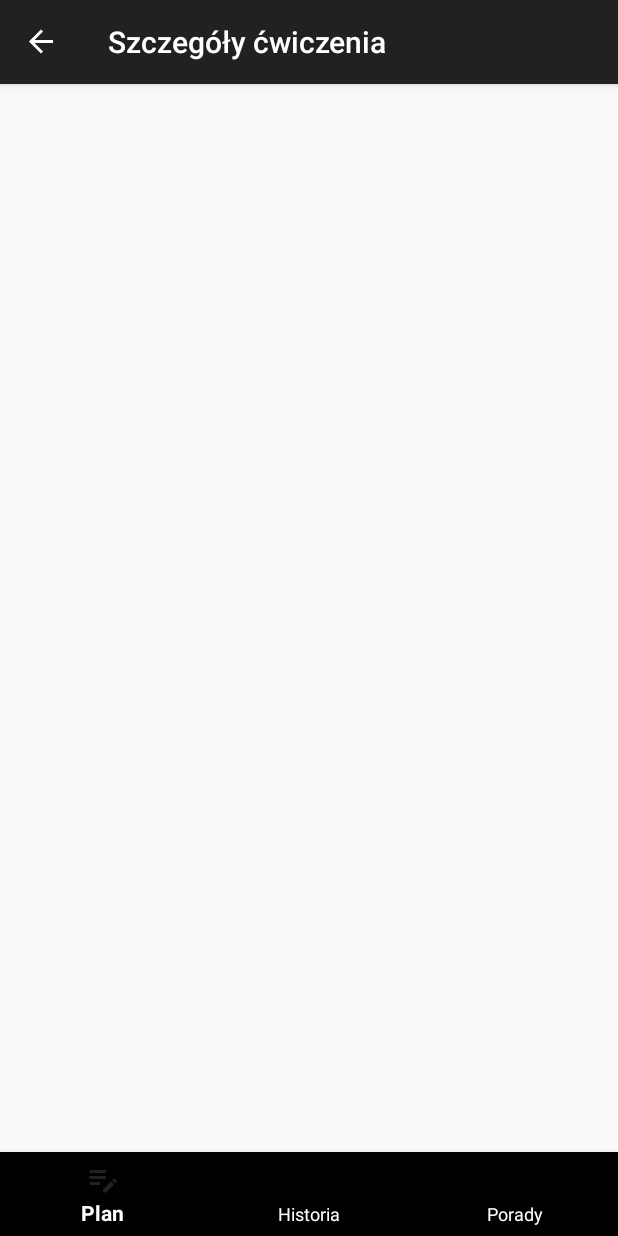
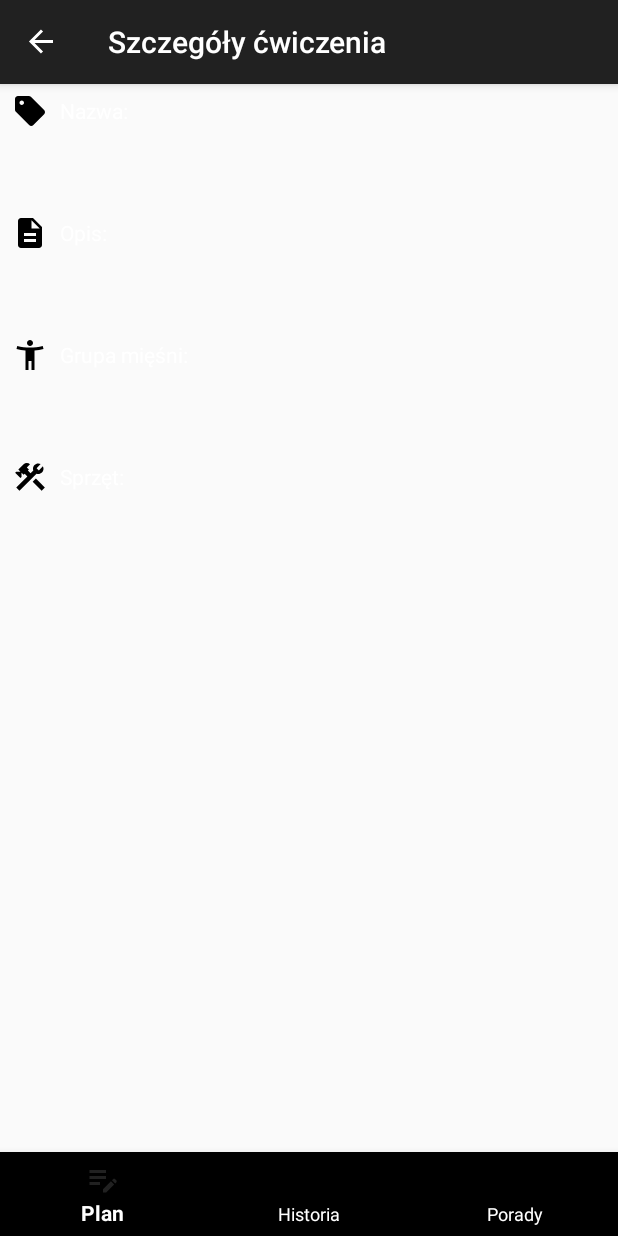
Before and after one commit to SussanoPL/PushPull2, an Android app: the ExerciseDetailsFragment screen opened through its navigation route, on a phone screen of 412 x 824 dp. Run offline under Robolectric (Android 15) with nearby library versions, the phone set to English and light mode, and no system bars; our stand-ins replace Firebase (no records; nobody signed in at launch, a user with empty details on screens opened directly), data binding, navigation-ui.

Commit message:
UI upgrades

```diff
--- a/app/src/main/java/com/example/pushpull/HomeFragment.kt
+++ b/app/src/main/java/com/example/pushpull/HomeFragment.kt
@@ -74,6 +74,12 @@ class HomeFragment : Fragment() {
             ).also {
                 it.bottomMargin = (12 * resources.displayMetrics.density).toInt() // Ustawianie marginesu dolnego
             }
+            background = ContextCompat.getDrawable(context, R.drawable.rounded_container_background) // Ustawianie tła z zaokrąglonymi rogami
+            // Ustaw padding dla kontenera, aby tekst nie dotykał bezpośrednio jego krawędzi
+            setPadding((16 * resources.displayMetrics.density).toInt(),
+                (16 * resources.displayMetrics.density).toInt(),
+                (16 * resources.displayMetrics.density).toInt(),
+                (16 * resources.displayMetrics.density).toInt())
         }
 
         // Tworzenie TextView dla dnia
@@ -114,6 +120,14 @@ class HomeFragment : Fragment() {
         dayContainer.addView(circleDay)
         dayContainer.addView(workoutView)
 
+        // Dodaj OnClickListener do kontenera
+        dayContainer.setOnClickListener {
+            // Tu możesz przekazać argumenty do TrainingFragment, jeśli są potrzebne
+            // na przykład nazwę treningu lub jakiś identyfikator
+            val action = HomeFragmentDirections.actionHomeFragmentToTrainingFragment(workout)
+            navController.navigate(action)
+        }
+
         // Dodawanie kontenera do głównego kontenera LinearLayout w ScrollView
         binding.scheduleContainer.addView(dayContainer)
     }
--- /dev/null
+++ b/app/src/main/java/com/example/pushpull/TrainingFragment.kt
@@ -0,0 +1,36 @@
+package com.example.pushpull
+
+import android.os.Bundle
+import androidx.fragment.app.Fragment
+import android.view.LayoutInflater
+import android.view.View
+import android.view.ViewGroup
+import androidx.fragment.app.viewModels
+import com.example.pushpull.databinding.FragmentTrainingBinding
+import com.example.pushpull.viewmodels.TrainingViewModel
+
+
+class TrainingFragment : Fragment() {
+    private lateinit var binding: FragmentTrainingBinding
+    private val viewModel: TrainingViewModel by viewModels()
+    override fun onCreateView(
+        inflater: LayoutInflater, container: ViewGroup?,
+        savedInstanceState: Bundle?
+    ): View? {
+        binding = FragmentTrainingBinding.inflate(inflater, container, false).apply {
+            lifecycleOwner = viewLifecycleOwner
+            viewModel = this@TrainingFragment.viewModel
+        }
+        // Odbieranie nazwy treningu przekazanej jako argument
+        val workoutName = arguments?.getString("workout")
+
+        // Ustawienie tekstu TextView bezpośrednio
+        workoutName?.let {
+            binding.trainingName.text = it
+        }
+
+        return binding.root
+    }
+
+
+}
--- /dev/null
+++ b/app/src/main/java/com/example/pushpull/viewmodels/TrainingViewModel.kt
@@ -0,0 +1,15 @@
+package com.example.pushpull.viewmodels
+
+import androidx.lifecycle.LiveData
+import androidx.lifecycle.MutableLiveData
+import androidx.lifecycle.ViewModel
+
+class TrainingViewModel: ViewModel() {
+    val workout: LiveData<String> = MutableLiveData<String>()
+    // Metoda do ustawienia nazwy treningu
+    fun setWorkoutName(workoutName: String) {
+        (workout as MutableLiveData).value = workoutName
+    }
+
+
+}
--- a/app/src/main/res/drawable/circle_shape.xml
+++ b/app/src/main/res/drawable/circle_shape.xml
@@ -2,4 +2,7 @@
 <shape xmlns:android="http://schemas.android.com/apk/res/android">
     <solid android:color="?attr/circleColor"/> <!-- Użycie atrybutu zamiast bezpośredniego koloru -->
     <corners android:radius="50dp"/> <!-- Okrągłe rogi tworzące koło -->
+    <size
+        android:width="40dp"
+        android:height="40dp"/> <!-- Stała wielkość kształtu -->
 </shape>
--- /dev/null
+++ b/app/src/main/res/drawable/ic_description.xml
@@ -0,0 +1,5 @@
+<vector android:height="24dp" android:tint="#000000"
+    android:viewportHeight="24" android:viewportWidth="24"
+    android:width="24dp" xmlns:android="http://schemas.android.com/apk/res/android">
+    <path android:fillColor="@android:color/white" android:pathData="M14,2L6,2c-1.1,0 -1.99,0.9 -1.99,2L4,20c0,1.1 0.89,2 1.99,2L18,22c1.1,0 2,-0.9 2,-2L20,8l-6,-6zM16,18L8,18v-2h8v2zM16,14L8,14v-2h8v2zM13,9L13,3.5L18.5,9L13,9z"/>
+</vector>
--- /dev/null
+++ b/app/src/main/res/drawable/ic_equipmnet.xml
@@ -0,0 +1,6 @@
+<vector android:height="24dp" android:tint="#000000"
+    android:viewportHeight="24" android:viewportWidth="24"
+    android:width="24dp" xmlns:android="http://schemas.android.com/apk/res/android">
+    <path android:fillColor="@android:color/white" android:pathData="M13.7827,15.1719l2.1213,-2.1213l5.9962,5.9962l-2.1213,2.1213z"/>
+    <path android:fillColor="@android:color/white" android:pathData="M17.5,10c1.93,0 3.5,-1.57 3.5,-3.5c0,-0.58 -0.16,-1.12 -0.41,-1.6l-2.7,2.7L16.4,6.11l2.7,-2.7C18.62,3.16 18.08,3 17.5,3C15.57,3 14,4.57 14,6.5c0,0.41 0.08,0.8 0.21,1.16l-1.85,1.85l-1.78,-1.78l0.71,-0.71L9.88,5.61L12,3.49c-1.17,-1.17 -3.07,-1.17 -4.24,0L4.22,7.03l1.41,1.41H2.81L2.1,9.15l3.54,3.54l0.71,-0.71V9.15l1.41,1.41l0.71,-0.71l1.78,1.78l-7.41,7.41l2.12,2.12L16.34,9.79C16.7,9.92 17.09,10 17.5,10z"/>
+</vector>
--- /dev/null
+++ b/app/src/main/res/drawable/ic_muscles.xml
@@ -0,0 +1,5 @@
+<vector android:height="24dp" android:tint="#000000"
+    android:viewportHeight="24" android:viewportWidth="24"
+    android:width="24dp" xmlns:android="http://schemas.android.com/apk/res/android">
+    <path android:fillColor="@android:color/white" android:pathData="M20.5,6c-2.61,0.7 -5.67,1 -8.5,1s-5.89,-0.3 -8.5,-1L3,8c1.86,0.5 4,0.83 6,1v13h2v-6h2v6h2V9c2,-0.17 4.14,-0.5 6,-1l-0.5,-2zM12,6c1.1,0 2,-0.9 2,-2s-0.9,-2 -2,-2 -2,0.9 -2,2 0.9,2 2,2z"/>
+</vector>
--- /dev/null
+++ b/app/src/main/res/drawable/ic_name.xml
@@ -0,0 +1,5 @@
+<vector android:height="24dp" android:tint="#000000"
+    android:viewportHeight="24" android:viewportWidth="24"
+    android:width="24dp" xmlns:android="http://schemas.android.com/apk/res/android">
+    <path android:fillColor="@android:color/white" android:pathData="M21.41,11.41l-8.83,-8.83C12.21,2.21 11.7,2 11.17,2H4C2.9,2 2,2.9 2,4v7.17c0,0.53 0.21,1.04 0.59,1.41l8.83,8.83c0.78,0.78 2.05,0.78 2.83,0l7.17,-7.17C22.2,13.46 22.2,12.2 21.41,11.41zM6.5,8C5.67,8 5,7.33 5,6.5S5.67,5 6.5,5S8,5.67 8,6.5S7.33,8 6.5,8z"/>
+</vector>
--- /dev/null
+++ b/app/src/main/res/drawable/rounded_container_background.xml
@@ -0,0 +1,6 @@
+<?xml version="1.0" encoding="utf-8"?>
+<shape xmlns:android="http://schemas.android.com/apk/res/android"
+    android:shape="rectangle">
+    <corners android:radius="16dp" /> <!-- Zaokrąglenie rogów -->
+    <solid android:color="#403636"/> <!-- Jasnoszary kolor tła -->
+</shape>
--- a/app/src/main/res/layout/fragment_exercise_details.xml
+++ b/app/src/main/res/layout/fragment_exercise_details.xml
@@ -14,55 +14,151 @@
         android:layout_height="match_parent"
         tools:context=".ExerciseDetailsFragment">
 
+
+
+        <!-- ImageView dla ikony związanej z nazwą -->
+        <ImageView
+            android:id="@+id/exerciseIconView"
+            android:layout_width="24dp"
+            android:layout_height="24dp"
+            android:layout_marginLeft="8dp"
+
+            app:srcCompat="@drawable/ic_name"
+            app:layout_constraintTop_toTopOf="@id/labelExerciseName"
+            app:layout_constraintBottom_toBottomOf="@id/labelExerciseName"
+            app:layout_constraintStart_toStartOf="parent"
+            app:layout_constraintEnd_toStartOf="@id/labelExerciseName"/>
+        <!-- TextView dla "Nazwa:" -->
+        <TextView
+            android:id="@+id/labelExerciseName"
+            android:layout_width="wrap_content"
+            android:layout_height="wrap_content"
+            android:text="Nazwa:"
+            android:textSize="14sp"
+            android:padding="8dp"
+            app:layout_constraintStart_toEndOf="@id/exerciseIconView"
+            app:layout_constraintTop_toTopOf="parent" />
+
+        <!-- TextView z nazwą ćwiczenia -->
         <TextView
             android:id="@+id/exerciseNameTextView"
-            android:layout_width="match_parent"
+            android:layout_width="0dp"
             android:layout_height="wrap_content"
             android:text="@{viewModel.exerciseName}"
-            android:layout_marginTop="16dp"
             android:padding="8dp"
             android:textColor="#000"
             android:textSize="16sp"
-            app:layout_constraintTop_toTopOf="parent"
-            app:layout_constraintEnd_toEndOf="parent"
+            app:layout_constraintStart_toStartOf="parent"
+            app:layout_constraintTop_toBottomOf="@id/labelExerciseName"
+            app:layout_constraintEnd_toEndOf="parent" />
+
+
+        <!-- ImageView dla ikony związanej z opisem -->
+        <ImageView
+            android:id="@+id/descriptionIconView"
+            android:layout_width="24dp"
+            android:layout_height="24dp"
+            android:layout_marginLeft="8dp"
+
+            app:srcCompat="@drawable/ic_description"
+            app:layout_constraintTop_toTopOf="@id/descriptionExerciseLabel"
+            app:layout_constraintBottom_toBottomOf="@id/descriptionExerciseLabel"
             app:layout_constraintStart_toStartOf="parent" />
+        <!-- TextView dla "Opisu:" -->
+        <TextView
+            android:id="@+id/descriptionExerciseLabel"
+            android:layout_width="wrap_content"
+            android:layout_height="wrap_content"
+            android:text="Opis:"
+            android:textSize="14sp"
+            android:padding="8dp"
+            android:layout_marginTop="8dp"
+            app:layout_constraintStart_toEndOf="@id/descriptionIconView"
+            app:layout_constraintTop_toBottomOf="@id/exerciseNameTextView"
+            app:layout_constraintBottom_toTopOf="@id/exerciseDescriptionTextView" />
 
+
+        <!-- TextView z opisem ćwiczenia -->
         <TextView
             android:id="@+id/exerciseDescriptionTextView"
             android:layout_width="match_parent"
             android:layout_height="wrap_content"
             android:text="@{viewModel.description}"
-            android:layout_marginTop="16dp"
-            android:padding="8dp"
             android:textColor="#000"
             android:textSize="16sp"
-            app:layout_constraintTop_toBottomOf="@id/exerciseNameTextView"
-            app:layout_constraintEnd_toEndOf="parent"
+            android:padding="8dp"
+            app:layout_constraintTop_toBottomOf="@id/descriptionExerciseLabel"
+            app:layout_constraintStart_toStartOf="parent"
+            app:layout_constraintEnd_toEndOf="parent" />
+
+
+        <!-- ImageView dla ikony związanej z miesniami -->
+        <ImageView
+            android:id="@+id/muscleGroupIconView"
+            android:layout_width="24dp"
+            android:layout_height="24dp"
+            android:layout_marginLeft="8dp"
+            app:srcCompat="@drawable/ic_muscles"
+            app:layout_constraintTop_toTopOf="@id/muscleGroupLabel"
+            app:layout_constraintBottom_toBottomOf="@id/muscleGroupLabel"
             app:layout_constraintStart_toStartOf="parent" />
+        <!-- TextView dla "Mięśni:" -->
+        <TextView
+            android:id="@+id/muscleGroupLabel"
+            android:layout_width="wrap_content"
+            android:layout_height="wrap_content"
+            android:text="Grupa mięśni:"
+            android:textSize="14sp"
+            android:layout_marginTop="8dp"
+            android:padding="8dp"
+            app:layout_constraintStart_toEndOf="@id/muscleGroupIconView"
+            app:layout_constraintTop_toBottomOf="@id/exerciseDescriptionTextView"
+            app:layout_constraintBottom_toTopOf="@id/exerciseMuscleGroupTextView" />
 
         <TextView
             android:id="@+id/exerciseMuscleGroupTextView"
             android:layout_width="match_parent"
             android:layout_height="wrap_content"
             android:text="@{viewModel.muscleGroup}"
-            android:layout_marginTop="16dp"
             android:padding="8dp"
             android:textColor="#000"
             android:textSize="16sp"
-            app:layout_constraintTop_toBottomOf="@id/exerciseDescriptionTextView"
+            app:layout_constraintTop_toBottomOf="@id/muscleGroupLabel"
             app:layout_constraintEnd_toEndOf="parent"
             app:layout_constraintStart_toStartOf="parent" />
+
+        <!-- ImageView dla ikony związanej ze sprzętem -->
+        <ImageView
+            android:id="@+id/equipmnetIconView"
+            android:layout_width="24dp"
+            android:layout_height="24dp"
+            android:layout_marginLeft="8dp"
+            app:srcCompat="@drawable/ic_equipmnet"
+            app:layout_constraintTop_toTopOf="@id/equipmentLabel"
+            app:layout_constraintBottom_toBottomOf="@id/equipmentLabel"
+            app:layout_constraintStart_toStartOf="parent" />
+        <!-- TextView dla "Mięśni:" -->
+        <TextView
+            android:id="@+id/equipmentLabel"
+            android:layout_width="wrap_content"
+            android:layout_height="wrap_content"
+            android:text="Sprzęt:"
+            android:textSize="14sp"
+            android:layout_marginTop="8dp"
+            android:padding="8dp"
+            app:layout_constraintStart_toEndOf="@id/equipmnetIconView"
+            app:layout_constraintTop_toBottomOf="@id/exerciseMuscleGroupTextView"
+            app:layout_constraintBottom_toTopOf="@id/exerciseEquipmentTextView" />
 
         <TextView
             android:id="@+id/exerciseEquipmentTextView"
             android:layout_width="match_parent"
             android:layout_height="wrap_content"
             android:text="@{viewModel.equipment}"
-            android:layout_marginTop="16dp"
             android:padding="8dp"
             android:textColor="#000"
             android:textSize="16sp"
-            app:layout_constraintTop_toBottomOf="@id/exerciseMuscleGroupTextView"
+            app:layout_constraintTop_toBottomOf="@id/equipmentLabel"
             app:layout_constraintEnd_toEndOf="parent"
             app:layout_constraintStart_toStartOf="parent" />
     </androidx.constraintlayout.widget.ConstraintLayout>
--- /dev/null
+++ b/app/src/main/res/layout/fragment_training.xml
@@ -0,0 +1,23 @@
+<?xml version="1.0" encoding="utf-8"?>
+
+<layout xmlns:tools="http://schemas.android.com/tools"
+    xmlns:android="http://schemas.android.com/apk/res/android">
+    <data>
+        <variable
+            name="viewModel"
+            type="com.example.pushpull.viewmodels.TrainingViewModel" />
+    </data>
+    <FrameLayout
+        android:layout_width="match_parent"
+        android:layout_height="match_parent"
+        tools:context=".TrainingFragment">
+
+        <!-- TODO: Update blank fragment layout -->
+        <TextView
+            android:id="@+id/trainingName"
+            android:layout_width="match_parent"
+            android:layout_height="match_parent"
+            android:text="" />
+
+    </FrameLayout>
+</layout>
--- a/app/src/main/res/navigation/nav_graph.xml
+++ b/app/src/main/res/navigation/nav_graph.xml
@@ -13,6 +13,13 @@
         <action
             android:id="@+id/action_homeFragment_to_searchFragment"
             app:destination="@id/searchFragment" />
+        <action
+            android:id="@+id/action_homeFragment_to_trainingFragment"
+            app:destination="@id/trainingFragment">
+            <argument
+                android:name="workout"
+                app:argType="string" />
+        </action>
     </fragment>
     <fragment
         android:id="@+id/historyFragment"
@@ -76,4 +83,9 @@
         android:name="com.example.pushpull.ExerciseDetailsFragment"
         android:label="Szczegóły ćwiczenia"
         tools:layout="@layout/fragment_exercise_details" />
+    <fragment
+        android:id="@+id/trainingFragment"
+        android:name="com.example.pushpull.TrainingFragment"
+        android:label="Szczegóły treningu"
+        tools:layout="@layout/fragment_training" />
 </navigation>
```
